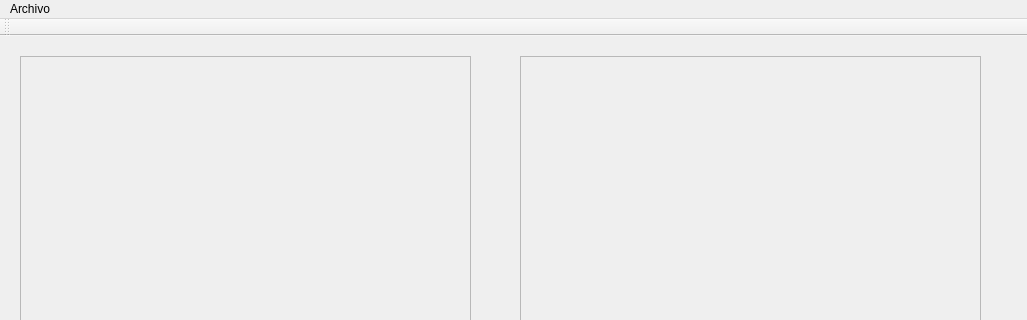
cbadillac/FindToWaldo, file untitled/waldogui.ui: the form before one commit; both pictures show x 0 to 1027 and y 0 to 320 of the 1027 by 507 pixel window.
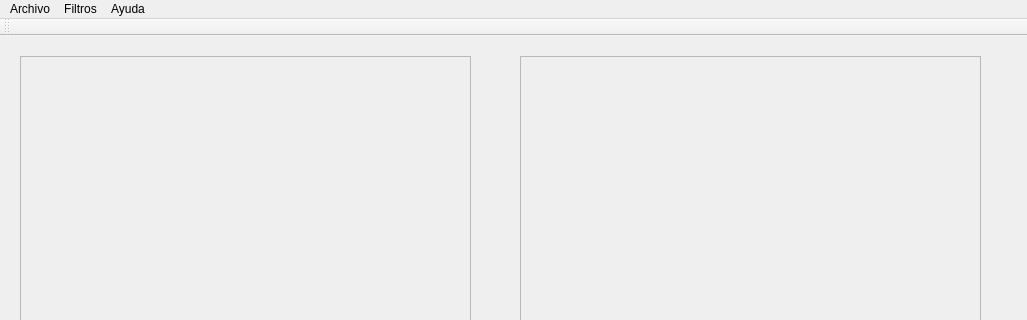
The form after the commit.

```diff
--- a/untitled/waldogui.ui
+++ b/untitled/waldogui.ui
@@ -102,7 +102,21 @@
     </property>
     <addaction name="actionSalir"/>
    </widget>
+   <widget class="QMenu" name="menuHelp">
+    <property name="title">
+     <string>Ayuda</string>
+    </property>
+    <addaction name="actionAcerca_de"/>
+   </widget>
+   <widget class="QMenu" name="menuFiltros">
+    <property name="title">
+     <string>Filtros</string>
+    </property>
+    <addaction name="actionVerFiltros"/>
+   </widget>
    <addaction name="menuArchivo"/>
+   <addaction name="menuFiltros"/>
+   <addaction name="menuHelp"/>
   </widget>
   <widget class="QToolBar" name="mainToolBar">
    <attribute name="toolBarArea">
```
Left out of the diff: 29 changed lines with no effect on the pictures.
